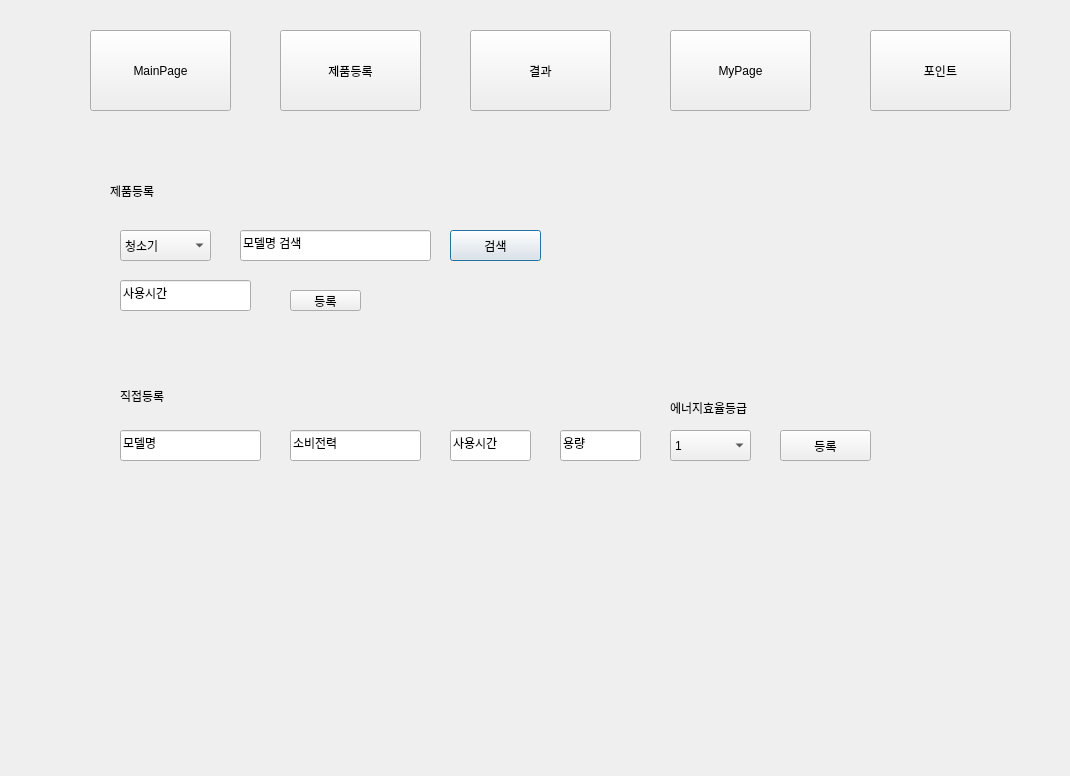
First picture: the form in project3/main.ui, repository jimin-ai/AI_Project, before the edit.
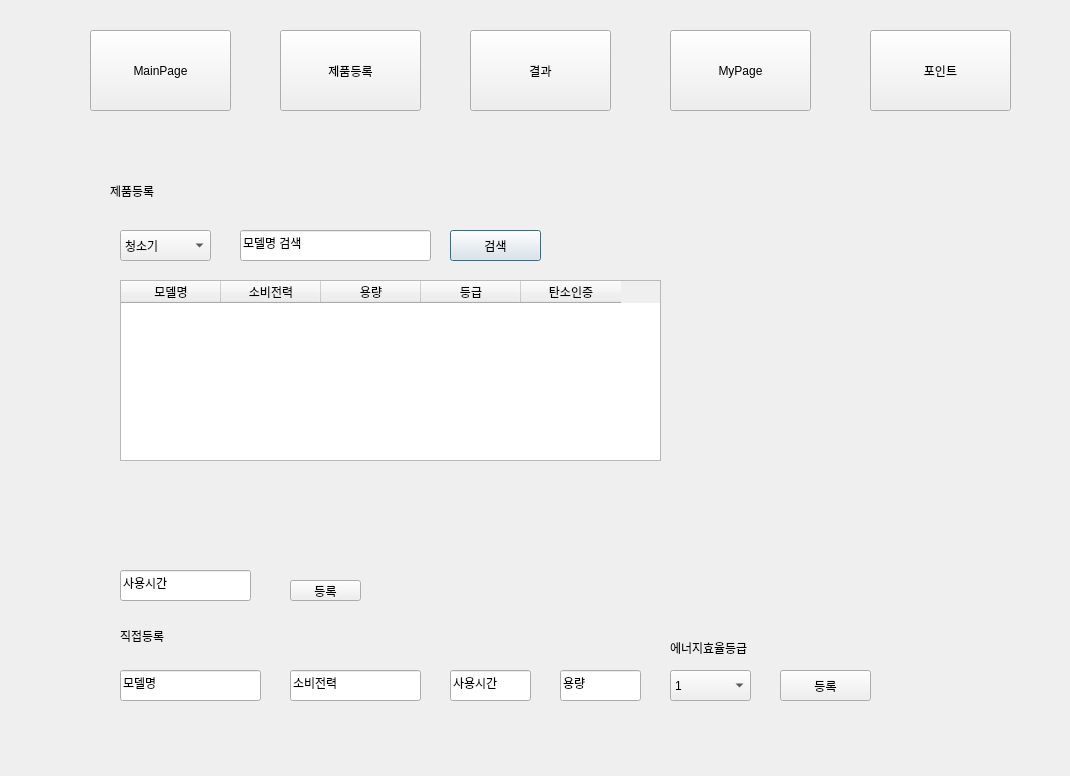
Second picture: the form after the edit. The open tabs and pages were chosen to show the change.

Diff of the .ui file:
```diff
--- a/project3/main.ui
+++ b/project3/main.ui
@@ -141,7 +141,7 @@
      <property name="geometry">
       <rect>
        <x>40</x>
-       <y>240</y>
+       <y>480</y>
        <width>131</width>
        <height>31</height>
       </rect>
@@ -154,7 +154,7 @@
      <property name="geometry">
       <rect>
        <x>40</x>
-       <y>290</y>
+       <y>530</y>
        <width>141</width>
        <height>31</height>
       </rect>
@@ -167,7 +167,7 @@
      <property name="geometry">
       <rect>
        <x>210</x>
-       <y>290</y>
+       <y>530</y>
        <width>131</width>
        <height>31</height>
       </rect>
@@ -180,7 +180,7 @@
      <property name="geometry">
       <rect>
        <x>700</x>
-       <y>290</y>
+       <y>530</y>
        <width>91</width>
        <height>31</height>
       </rect>
@@ -193,7 +193,7 @@
      <property name="geometry">
       <rect>
        <x>40</x>
-       <y>140</y>
+       <y>430</y>
        <width>131</width>
        <height>31</height>
       </rect>
@@ -206,7 +206,7 @@
      <property name="geometry">
       <rect>
        <x>210</x>
-       <y>150</y>
+       <y>440</y>
        <width>71</width>
        <height>21</height>
       </rect>
@@ -219,7 +219,7 @@
      <property name="geometry">
       <rect>
        <x>480</x>
-       <y>290</y>
+       <y>530</y>
        <width>81</width>
        <height>31</height>
       </rect>
@@ -232,7 +232,7 @@
      <property name="geometry">
       <rect>
        <x>370</x>
-       <y>290</y>
+       <y>530</y>
        <width>81</width>
        <height>31</height>
       </rect>
@@ -245,7 +245,7 @@
      <property name="geometry">
       <rect>
        <x>590</x>
-       <y>290</y>
+       <y>530</y>
        <width>81</width>
        <height>31</height>
       </rect>
@@ -280,7 +280,7 @@
      <property name="geometry">
       <rect>
        <x>590</x>
-       <y>260</y>
+       <y>500</y>
        <width>101</width>
        <height>16</height>
       </rect>
@@ -289,6 +289,53 @@
       <string>에너지효율등급</string>
      </property>
     </widget>
+    <widget class="QTableWidget" name="app_model_search">
+     <property name="geometry">
+      <rect>
+       <x>40</x>
+       <y>140</y>
+       <width>541</width>
+       <height>181</height>
+      </rect>
+     </property>
+     <property name="autoScrollMargin">
+      <number>16</number>
+     </property>
+     <property name="iconSize">
+      <size>
+       <width>0</width>
+       <height>1</height>
+      </size>
+     </property>
+     <attribute name="verticalHeaderVisible">
+      <bool>false</bool>
+     </attribute>
+     <column>
+      <property name="text">
+       <string>모델명</string>
+      </property>
+     </column>
+     <column>
+      <property name="text">
+       <string>소비전력</string>
+      </property>
+     </column>
+     <column>
+      <property name="text">
+       <string>용량</string>
+      </property>
+     </column>
+     <column>
+      <property name="text">
+       <string>등급</string>
+      </property>
+     </column>
+     <column>
+      <property name="text">
+       <string>탄소인증</string>
+      </property>
+     </column>
+    </widget>
    </widget>
    <widget class="QWidget" name="stack_result">
     <widget class="QLabel" name="result_lbl">
```
Left out of the diff: 7 changed lines with no effect on the pictures.
